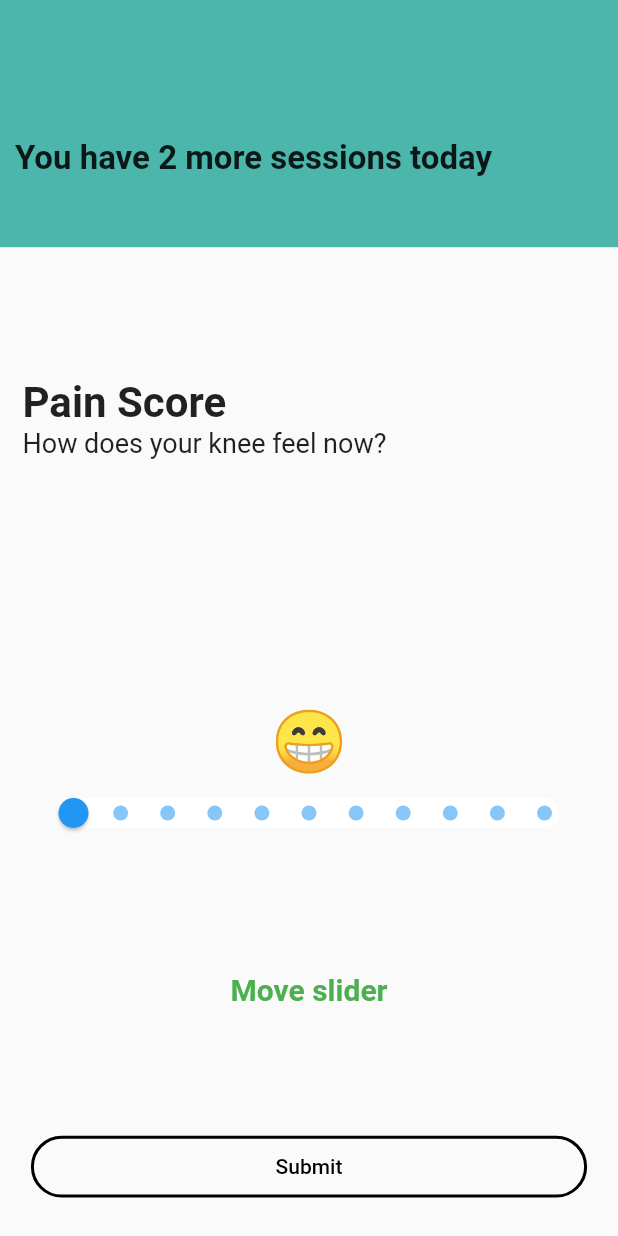
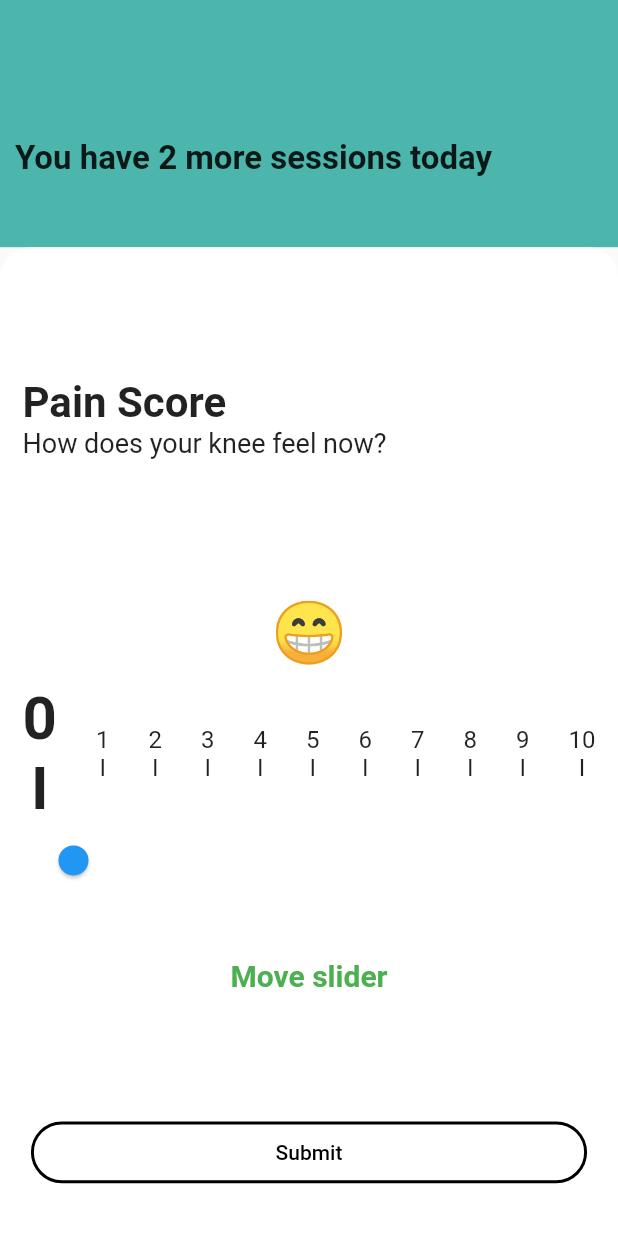
Before and after one commit to bhattabhi013/PainCalculatorFlutter, a Flutter app: the screen it shows after launch, on a phone screen of 412 x 824 dp. Run offline on Flutter 3.47's test engine with Material 2 defaults, Android fonts, the phone set to English and light mode, and no system bars; our stand-ins replace firebase_core, firebase_database, flutter_tts; missing offline and left inert: firebase_core_web, firebase_database_web; accounts and stored records are empty.

Commit message:
slider styling and app completed

```diff
--- a/lib/providers/slider_provider.dart
+++ b/lib/providers/slider_provider.dart
@@ -38,6 +38,20 @@ class SliderProvider with ChangeNotifier {
     }
   }
 
+  fontWeight(int val) {
+    if (val == _value) {
+      return FontWeight.bold;
+    }
+    return FontWeight.normal;
+  }
+
+  fontSize(int val) {
+    if (val == _value) {
+      return 40.0;
+    }
+    return 16.0;
+  }
+
   Future<void> submitResponse() async {
     DatabaseReference ref = FirebaseDatabase.instance.ref("userResponse");
     await ref.set({"score": scoreListResp, "value": _value});
--- a/lib/widgets/emoji_widget.dart
+++ b/lib/widgets/emoji_widget.dart
@@ -48,6 +48,6 @@ class EmojiWidget extends StatelessWidget {
       return const Text("");
     }
 
-    return getWidget();
+    return Container(padding: EdgeInsets.all(10), child: getWidget());
   }
 }
--- a/lib/widgets/main_body.dart
+++ b/lib/widgets/main_body.dart
@@ -1,4 +1,5 @@
 import 'package:flutter/material.dart';
+import 'package:pain_app/widgets/slider_range_widget.dart';
 
 import 'button_widget.dart';
 import 'emoji_widget.dart';
@@ -17,6 +18,7 @@ class MainBody extends StatelessWidget {
       ),
       child: Container(
         width: double.infinity,
+        color: Colors.white,
         height: MediaQuery.of(context).size.height * 0.80,
         padding: const EdgeInsets.symmetric(vertical: 5, horizontal: 15),
         // color: Colors.black12,
@@ -41,12 +43,13 @@ class MainBody extends StatelessWidget {
               ),
             ),
             SizedBox(
-              height: MediaQuery.of(context).size.height * 0.20,
+              height: MediaQuery.of(context).size.height * 0.10,
             ),
             const EmojiWidget(),
+            const SLiderRangeWidget(),
             const SLiderWIdget(),
             SizedBox(
-              height: MediaQuery.of(context).size.height * 0.10,
+              height: MediaQuery.of(context).size.height * 0.05,
             ),
             const TextValue(),
             SizedBox(
--- /dev/null
+++ b/lib/widgets/slider_range_widget.dart
@@ -0,0 +1,47 @@
+import 'package:flutter/material.dart';
+import 'package:pain_app/providers/slider_provider.dart';
+import 'package:provider/provider.dart';
+
+class SLiderRangeWidget extends StatelessWidget {
+  const SLiderRangeWidget({Key? key}) : super(key: key);
+
+  @override
+  Widget build(BuildContext context) {
+    final valProvider = Provider.of<SliderProvider>(context);
+    Widget getTrackWidget(int val) {
+      return Column(
+        children: [
+          Text(
+            "$val",
+            style: TextStyle(
+                fontWeight: valProvider.fontWeight(val),
+                fontSize: valProvider.fontSize(val)),
+          ),
+          Text(
+            'I',
+            style: TextStyle(
+                fontWeight: valProvider.fontWeight(val),
+                fontSize: valProvider.fontSize(val)),
+          ),
+        ],
+      );
+    }
+
+    return Row(
+      mainAxisAlignment: MainAxisAlignment.spaceBetween,
+      children: [
+        getTrackWidget(0),
+        getTrackWidget(1),
+        getTrackWidget(2),
+        getTrackWidget(3),
+        getTrackWidget(4),
+        getTrackWidget(5),
+        getTrackWidget(6),
+        getTrackWidget(7),
+        getTrackWidget(8),
+        getTrackWidget(9),
+        getTrackWidget(10),
+      ],
+    );
+  }
+}
--- a/lib/widgets/slider_widget.dart
+++ b/lib/widgets/slider_widget.dart
@@ -1,4 +1,5 @@
 import 'package:flutter/material.dart';
+
 import 'package:pain_app/providers/slider_provider.dart';
 import 'package:provider/provider.dart';
 
@@ -7,13 +8,15 @@ class SLiderWIdget extends StatelessWidget {
 
   @override
   Widget build(BuildContext context) {
-    return SliderTheme(
+    return Consumer<SliderProvider>(
+      builder: (context, sliProvider, _) => SliderTheme(
         data: SliderTheme.of(context).copyWith(
           activeTrackColor: Colors.white,
           trackHeight: 20,
-          // thumbShape: SliderComponentShape.noThumb,
+          tickMarkShape: SliderTickMarkShape.noTickMark,
           inactiveTrackColor: Colors.white,
-          activeTickMarkColor: Colors.tealAccent),
+          activeTickMarkColor: Colors.white,
+        ),
         child: Consumer<SliderProvider>(
           builder: (context, sliProvider, _) => Slider(
             min: 0,
@@ -25,6 +28,38 @@ class SLiderWIdget extends StatelessWidget {
             },
           ),
         ),
+      ),
     );
   }
 }
+// FlutterSlider(
+//         values: [0, 10],
+//         max: 10,
+//         min: 0,
+//         handlerWidth: 15,
+//         step: FlutterSliderStep(step: 1),
+//         onDragging: (handlerIndex, lowerValue, upperValue) {
+//           print(lowerValue);
+//           sliProvider.updateValue(lowerValue);
+//         },
+//         tooltip: FlutterSliderTooltip(disabled: true),
+//         hatchMark: FlutterSliderHatchMark(
+//           displayLines: false,
+//           linesDistanceFromTrackBar: 5,
+//           linesAlignment: FlutterSliderHatchMarkAlignment.right,
+//           density: 1, // means 50 lines, from 0 to 100 percent
+//           labels: [
+//             FlutterSliderHatchMarkLabel(percent: 0, label: Text('0')),
+//             FlutterSliderHatchMarkLabel(percent: 10, label: Text('1')),
+//             FlutterSliderHatchMarkLabel(percent: 20, label: Text('2')),
+//             FlutterSliderHatchMarkLabel(percent: 30, label: Text('3')),
+//             FlutterSliderHatchMarkLabel(percent: 40, label: Text('4')),
+//             FlutterSliderHatchMarkLabel(percent: 50, label: Text('5')),
+//             FlutterSliderHatchMarkLabel(percent: 60, label: Text('6')),
+//             FlutterSliderHatchMarkLabel(percent: 70, label: Text('7')),
+//             FlutterSliderHatchMarkLabel(percent: 80, label: Text('8')),
+//             FlutterSliderHatchMarkLabel(percent: 90, label: Text('9')),
+//             FlutterSliderHatchMarkLabel(percent: 100, label: Text('10')),
+//           ],
+//         ),
+//       ),
```
Also changed, not shown: 9 other files. Lines whose indentation alone changed are shown as unchanged.
